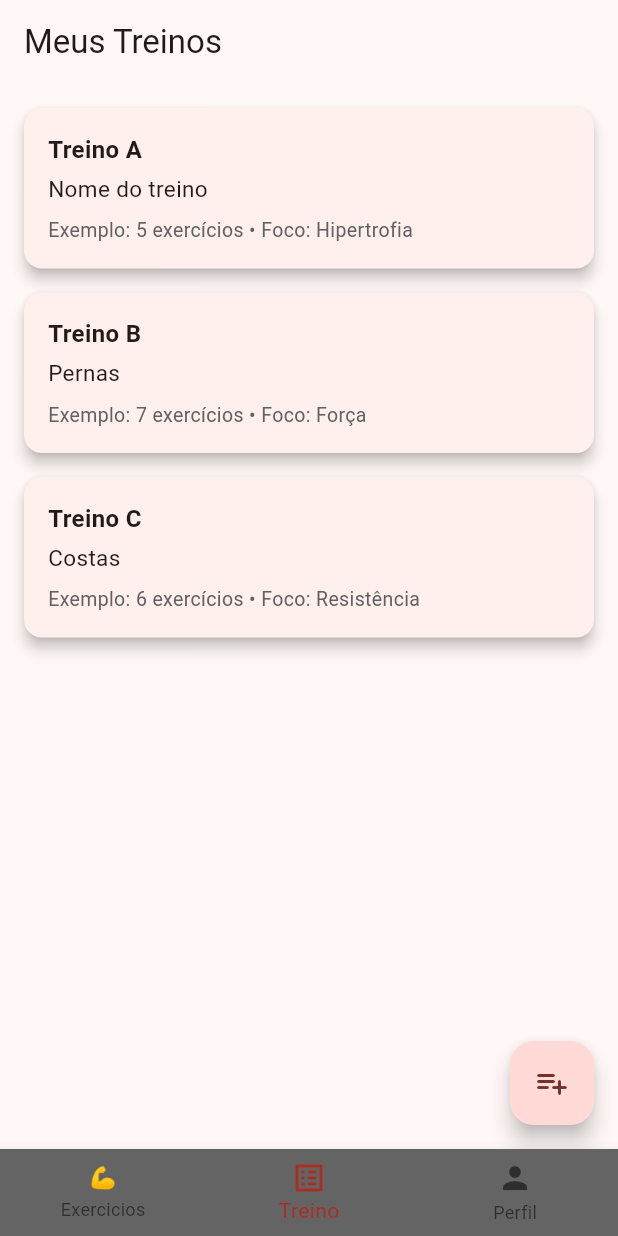
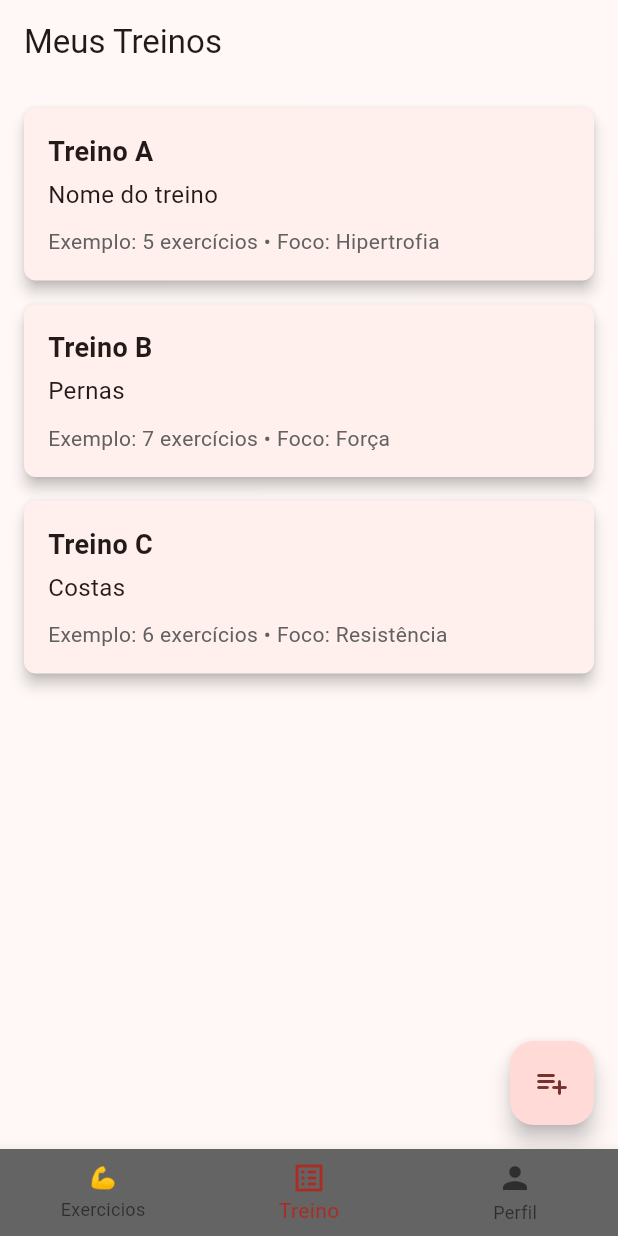
Before and after one commit to KKoan27/IziGym-FrontEnd, a Flutter app: the screen it shows after launch, on a phone screen of 412 x 824 dp. Run offline on Flutter 3.47's test engine with Material 3 defaults, Android fonts, the phone set to English and light mode, and no system bars.

Commit message:
improving design

```diff
--- a/project/lib/pages/treinoPage.dart
+++ b/project/lib/pages/treinoPage.dart
@@ -37,7 +37,7 @@ class _TreinoPageState extends State<TreinoPage> {
             elevation: 4,
             margin: EdgeInsets.only(bottom: 16),
             shape: RoundedRectangleBorder(
-              borderRadius: BorderRadius.circular(12),
+              borderRadius: BorderRadius.circular(8),
             ),
             child: Padding(
               padding: const EdgeInsets.all(16.0),
@@ -47,20 +47,20 @@ class _TreinoPageState extends State<TreinoPage> {
                   Text(
                     treino.titulo,
                     style: TextStyle(
-                      fontSize: 16,
+                      fontSize: 18,
                       fontWeight: FontWeight.bold,
                     ),
                   ),
                   SizedBox(height: 4),
                   Text(
                     treino.nome,
-                    style: TextStyle(fontSize: 15),
+                    style: TextStyle(fontSize: 16),
                   ),
-                  SizedBox(height: 8),
+                  SizedBox(height: 10),
                   Text(
                     treino.detalhes,
                     style: TextStyle(
-                      fontSize: 13,
+                      fontSize: 14,
                       color: Colors.grey[700],
                     ),
                   ),
@@ -109,7 +109,7 @@ class _TreinoPageState extends State<TreinoPage> {
 //             Card(
 //               elevation: 4,
 //               shape: RoundedRectangleBorder(
-//                 borderRadius: BorderRadius.circular(12),
+//                 borderRadius: BorderRadius.circular(8),
 //               ),
 //               child: Padding(
 //                 padding: const EdgeInsets.all(16.0),
```
